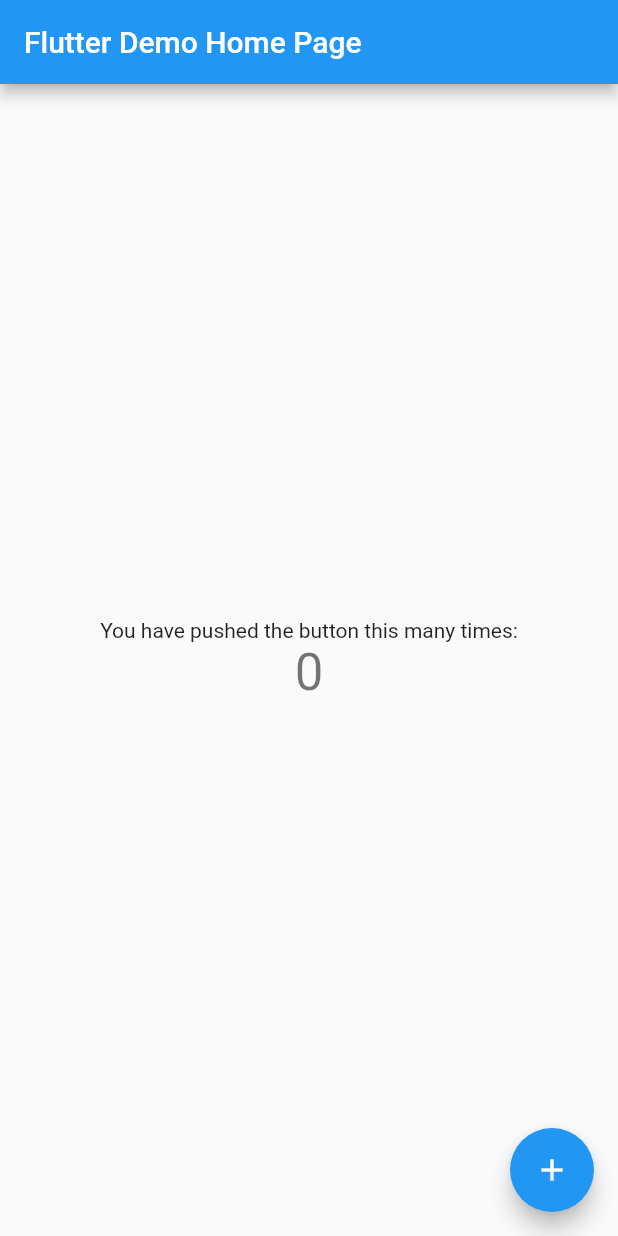
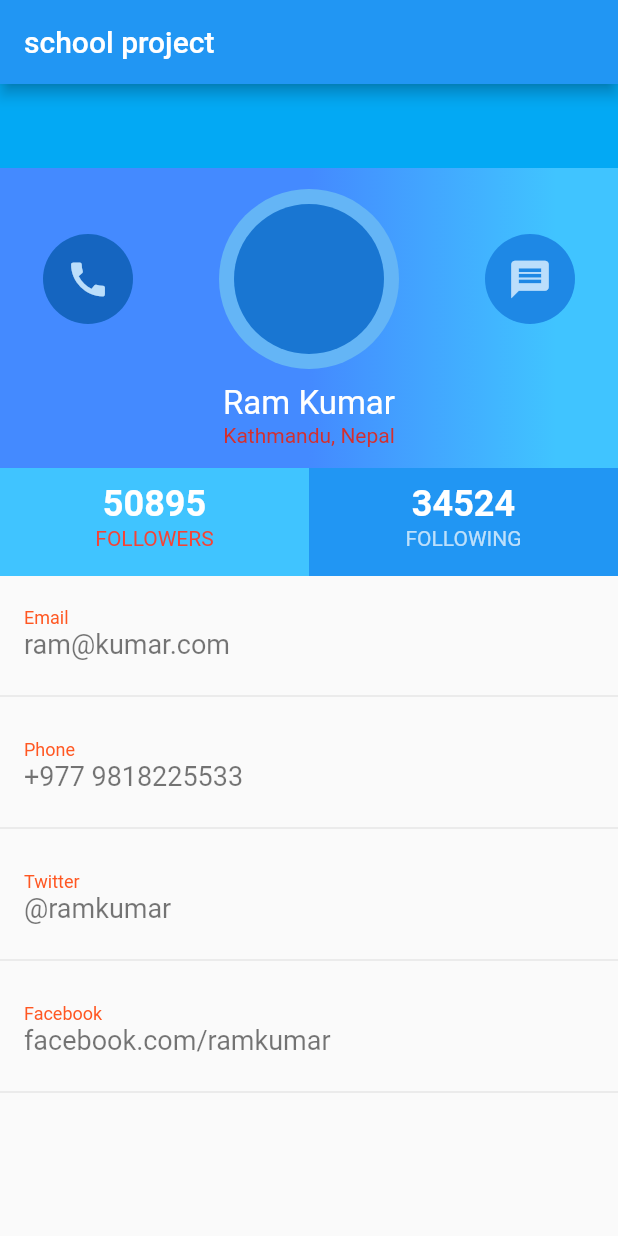
Before and after one commit to salam73/schoolproject, a Flutter app: the screen it shows after launch, on a phone screen of 412 x 824 dp. Run offline on Flutter 3.47's test engine with Material 2 defaults, Android fonts, the phone set to English and light mode, and no system bars.

Commit message:
change color

```diff
--- a/lib/main.dart
+++ b/lib/main.dart
@@ -1,4 +1,5 @@
 import 'package:flutter/material.dart';
+import 'profile.dart';
 
 void main() => runApp(MyApp());
 
@@ -8,35 +9,23 @@ class MyApp extends StatelessWidget {
   Widget build(BuildContext context) {
     return MaterialApp(
       title: 'Flutter Demo',
+      debugShowCheckedModeBanner: false,
       theme: ThemeData(
         // This is the theme of your application.
         //
-        // Try running your application with "flutter run". You'll see the
-        // application has a blue toolbar. Then, without quitting the app, try
-        // changing the primarySwatch below to Colors.green and then invoke
-        // "hot reload" (press "r" in the console where you ran "flutter run",
-        // or simply save your changes to "hot reload" in a Flutter IDE).
-        // Notice that the counter didn't reset back to zero; the application
+
         // is not restarted.
         primarySwatch: Colors.blue,
       ),
-      home: MyHomePage(title: 'Flutter Demo Home Page'),
+      home: MyHomePage(title: 'school project'),
     );
   }
 }
 
-
 class MyHomePage extends StatefulWidget {
   MyHomePage({Key key, this.title}) : super(key: key);
 
-  // This widget is the home page of your application. It is stateful, meaning
-  // that it has a State object (defined below) that contains fields that affect
-  // how it looks.
 
-  // This class is the configuration for the state. It holds the values (in this
-  // case the title) provided by the parent (in this case the App widget) and
-  // used by the build method of the State. Fields in a Widget subclass are
-  // always marked "final".
 
   final String title;
 
@@ -45,68 +34,13 @@ class MyHomePage extends StatefulWidget {
 }
 
 class _MyHomePageState extends State<MyHomePage> {
-  int _counter = 0;
-
-  void _incrementCounter() {
-    setState(() {
-      // This call to setState tells the Flutter framework that something has
-      // changed in this State, which causes it to rerun the build method below
-      // so that the display can reflect the updated values. If we changed
-      // _counter without calling setState(), then the build method would not be
-      // called again, and so nothing would appear to happen.
-      _counter++;
-    });
-  }
-
   @override
   Widget build(BuildContext context) {
-    // This method is rerun every time setState is called, for instance as done
-    // by the _incrementCounter method above.
-    //
-    // The Flutter framework has been optimized to make rerunning build methods
-    // fast, so that you can just rebuild anything that needs updating rather
-    // than having to individually change instances of widgets.
     return Scaffold(
       appBar: AppBar(
-        // Here we take the value from the MyHomePage object that was created by
-        // the App.build method, and use it to set our appbar title.
         title: Text(widget.title),
       ),
-      body: Center(
-        // Center is a layout widget. It takes a single child and positions it
-        // in the middle of the parent.
-        child: Column(
-          // Column is also a layout widget. It takes a list of children and
-          // arranges them vertically. By default, it sizes itself to fit its
-          // children horizontally, and tries to be as tall as its parent.
-          //
-          // Invoke "debug painting" (press "p" in the console, choose the
-          // "Toggle Debug Paint" action from the Flutter Inspector in Android
-          // Studio, or the "Toggle Debug Paint" command in Visual Studio Code)
-          // to see the wireframe for each widget.
-          //
-          // Column has various properties to control how it sizes itself and
-          // how it positions its children. Here we use mainAxisAlignment to
-          // center the children vertically; the main axis here is the vertical
-          // axis because Columns are vertical (the cross axis would be
-          // horizontal).
-          mainAxisAlignment: MainAxisAlignment.center,
-          children: <Widget>[
-            Text(
-              'You have pushed the button this many times:',
-            ),
-            Text(
-              '$_counter',
-              style: Theme.of(context).textTheme.display1,
-            ),
-          ],
-        ),
-      ),
-      floatingActionButton: FloatingActionButton(
-        onPressed: _incrementCounter,
-        tooltip: 'Increment',
-        child: Icon(Icons.add),
-      ), // This trailing comma makes auto-formatting nicer for build methods.
+      body: Profile(),
     );
   }
 }
--- /dev/null
+++ b/lib/profile.dart
@@ -0,0 +1,116 @@
+import 'package:flutter/material.dart';
+
+class Profile extends StatelessWidget {
+ // static final String path = "lib/src/pages/profile/profile1.dart";
+
+
+  @override
+  Widget build(BuildContext context) {
+    return Scaffold(
+      // backgroundColor: Colors.deepOrange,
+      appBar: AppBar(
+      //  title: Text("students name"),
+        backgroundColor: Colors.lightBlue,
+        elevation: 0,
+      ),
+      body: ListView(
+        children: <Widget>[
+          Container(
+            height: 200,
+            decoration: BoxDecoration(
+                gradient: LinearGradient(
+                    begin: Alignment.centerLeft,
+                    end: Alignment.centerRight,
+                    stops: [0.5, 0.9],
+                    colors: [
+                      Colors.blueAccent,
+                      Colors.lightBlueAccent
+                    ]
+                )
+            ),
+            child: Column(
+              mainAxisAlignment: MainAxisAlignment.center,
+              crossAxisAlignment: CrossAxisAlignment.center,
+              children: <Widget>[
+                Row(
+                  mainAxisAlignment: MainAxisAlignment.spaceAround,
+                  children: <Widget>[
+                    CircleAvatar(
+                      child: Icon(Icons.call, size: 30.0,),
+                      minRadius: 30.0,
+                      backgroundColor: Colors.blue.shade800,),
+                    CircleAvatar(
+                      minRadius: 60,
+                      backgroundColor: Colors.blue.shade300,
+                      child: CircleAvatar(
+                     //   backgroundImage: CachedNetworkImageProvider(images[0]),
+                        minRadius: 50,
+
+                      ),
+                    ),
+                    CircleAvatar(
+                      child: Icon(Icons.message, size: 30.0,),
+                      minRadius: 30.0,
+                      backgroundColor: Colors.blue.shade600,),
+                  ],
+                ),
+                SizedBox(height: 10,),
+                Text("Ram Kumar", style: TextStyle(fontSize: 22.0, color: Colors.white),),
+                Text("Kathmandu, Nepal", style: TextStyle(fontSize: 14.0, color: Colors.red.shade700),)
+              ],
+            ),
+          ),
+          Container(
+            // height: 50,
+            child: Row(
+              children: <Widget>[
+                Expanded(
+                  child: Container(
+                    color: Colors.lightBlueAccent,
+                    child: ListTile(
+                      title: Text("50895",textAlign: TextAlign.center, style: TextStyle(
+                          color: Colors.white, fontWeight: FontWeight.bold, fontSize: 24.0
+                      ),),
+                      subtitle: Text("FOLLOWERS", textAlign: TextAlign.center, style: TextStyle(color: Colors.red),),
+                    ),
+                  ),
+                ),
+                Expanded(
+                  child: Container(
+                    color: Colors.blue,
+                    child: ListTile(
+                      title: Text("34524",textAlign: TextAlign.center, style: TextStyle(
+                          color: Colors.white, fontWeight: FontWeight.bold, fontSize: 24.0
+                      ),),
+                      subtitle: Text("FOLLOWING", textAlign: TextAlign.center, style: TextStyle(color: Colors.white70),),
+                    ),
+                  ),
+                ),
+              ],
+            ),
+          ),
+          ListTile(
+            title: Text("Email", style: TextStyle(color: Colors.deepOrange, fontSize: 12.0),),
+            subtitle: Text("ram@kumar.com", style: TextStyle(fontSize: 18.0),),
+          ),
+          Divider(),
+          ListTile(
+            title: Text("Phone", style: TextStyle(color: Colors.deepOrange, fontSize: 12.0),),
+            subtitle: Text("+977 9818225533", style: TextStyle(fontSize: 18.0),),
+          ),
+          Divider(),
+          ListTile(
+            title: Text("Twitter", style: TextStyle(color: Colors.deepOrange, fontSize: 12.0),),
+            subtitle: Text("@ramkumar", style: TextStyle(fontSize: 18.0),),
+          ),
+          Divider(),
+          ListTile(
+            title: Text("Facebook", style: TextStyle(color: Colors.deepOrange, fontSize: 12.0),),
+            subtitle: Text("facebook.com/ramkumar", style: TextStyle(fontSize: 18.0),),
+          ),
+          Divider(),
+        ],
+      ),
+    );
+  }
+}
```
Also changed, not shown: pubspec.yaml (+2 -12 lines).
